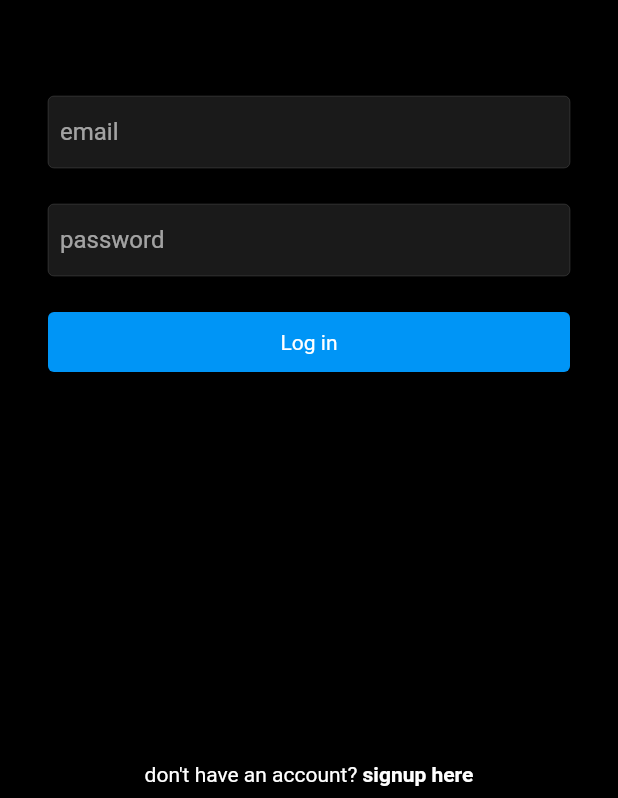
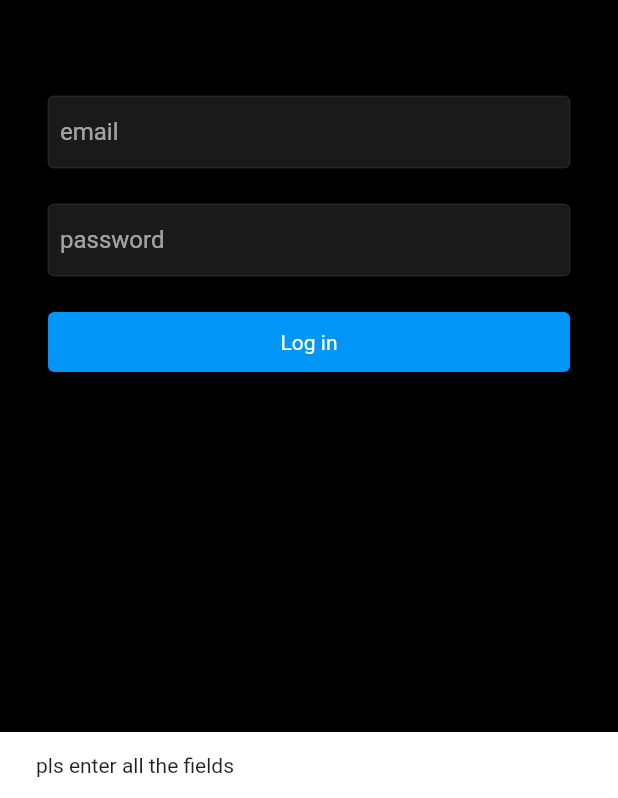
Before and after one commit to jessy521/instagram_clone, a Flutter app: the LogInPage screen opened directly, after a tap on "Log in", on a phone screen of 412 x 824 dp, the part 438-1236 px from its top. Run offline on Flutter 3.47's test engine with Material 2 defaults, Android fonts, the phone set to English and light mode, and no system bars; our stand-ins replace cloud_firestore, firebase_auth, firebase_core, firebase_storage, flutter_svg, image_picker; accounts and stored records are empty; network calls fail.

```diff
--- /dev/null
+++ b/lib/models/user_model.dart
@@ -0,0 +1,29 @@
+class User {
+  final String username;
+  final String email;
+  final String bio;
+  final String photoUrl;
+  final String uid;
+  final List followers;
+  final List following;
+
+  const User({
+    required this.username,
+    required this.email,
+    required this.bio,
+    required this.photoUrl,
+    required this.uid,
+    required this.followers,
+    required this.following,
+  });
+
+  Map<String, dynamic> toJson() => {
+        "username": username,
+        "email": email,
+        "bio": bio,
+        "photoUrl": photoUrl,
+        "uid": uid,
+        "followers": followers,
+        "following": following
+      };
+}
--- a/lib/resources/auth_method.dart
+++ b/lib/resources/auth_method.dart
@@ -3,6 +3,7 @@ import 'dart:typed_data';
 import 'package:cloud_firestore/cloud_firestore.dart';
 import 'package:firebase_auth/firebase_auth.dart';
 import 'package:instagram_clone/resources/storage_methods.dart';
+import 'package:instagram_clone/models/user_model.dart' as model;
 
 class AuthMethods {
   final FirebaseAuth _auth = FirebaseAuth.instance;
@@ -28,14 +29,19 @@ class AuthMethods {
             .uploadImageStorage('profilePic', file, false);
         // print(photoUrl);
 
-        await _fireStore.collection('users').doc(cred.user!.uid).set({
-          "username": userName,
-          "email": email,
-          "bio": bio,
-          "followers": [],
-          "following": [],
-          "file": photoUrl
-        });
+        model.User user = model.User(
+            uid: cred.user!.uid,
+            username: userName,
+            email: email,
+            bio: bio,
+            followers: [],
+            following: [],
+            photoUrl: photoUrl);
+
+        await _fireStore
+            .collection('users')
+            .doc(cred.user!.uid)
+            .set(user.toJson());
         res = "success";
       } else {
         res = "Please check out all the fields";
@@ -45,4 +51,26 @@ class AuthMethods {
     }
     return res;
   }
+
+  Future<String> loginUser(
+      {required String email, required String password}) async {
+    String res = "some error occured";
+    try {
+      if (email.isNotEmpty && password.isNotEmpty) {
+        await _auth.signInWithEmailAndPassword(
+            email: email, password: password);
+        res = "success";
+      } else {
+        res = "pls enter all the fields";
+      }
+    } on FirebaseAuthException catch (e) {
+      if (e.code == "invalid-email") {
+        res = "enter an email";
+      }
+    } catch (e) {
+      res = e.toString();
+    }
+
+    return res;
+  }
 }
--- a/lib/screens/login_screen.dart
+++ b/lib/screens/login_screen.dart
@@ -1,7 +1,14 @@
 import 'package:flutter/material.dart';
 import 'package:flutter_svg/flutter_svg.dart';
+import 'package:instagram_clone/resources/auth_method.dart';
+import 'package:instagram_clone/screens/signup_screen.dart';
 import 'package:instagram_clone/utils/colors.dart';
+import 'package:instagram_clone/utils/utils.dart';
 import 'package:instagram_clone/widget/text_field_input.dart';
+
+import '../responsive/mobile_screen_layout.dart';
+import '../responsive/responsive_layout_screen.dart';
+import '../responsive/web_screen_layout.dart';
 
 class LogInPage extends StatefulWidget {
   const LogInPage({super.key});
@@ -13,12 +20,45 @@ class LogInPage extends StatefulWidget {
 class _LogInPageState extends State<LogInPage> {
   final TextEditingController _emailController = TextEditingController();
   final TextEditingController _passwordController = TextEditingController();
+  bool _isLoading = false;
 
   @override
   void dispose() {
     super.dispose();
     _emailController.dispose();
     _passwordController.dispose();
+  }
+
+  void loginUser() async {
+    setState(() {
+      _isLoading = true;
+    });
+
+    String res = await AuthMethods().loginUser(
+        email: _emailController.text, password: _passwordController.text);
+    if (res == "success") {
+      Navigator.of(context).pushReplacement(
+        MaterialPageRoute(
+          builder: ((context) => const ResponsiveLayoutScreen(
+              webScreenLayout: WebScreenLayout(),
+              mobileScreenLayout: MobileScreenLayout())),
+        ),
+      );
+
+      setState(() {
+        _isLoading = false;
+      });
+    } else {
+      setState(() {
+        _isLoading = false;
+      });
+      showSnackbar(res, context);
+    }
+  }
+
+  void navigateToSignUp() {
+    Navigator.of(context)
+        .push(MaterialPageRoute(builder: (context) => const SignUpPage()));
   }
 
   @override
@@ -64,7 +104,9 @@ class _LogInPageState extends State<LogInPage> {
             ),
             // login button
             InkWell(
-              onTap: () {},
+              onTap: () {
+                loginUser();
+              },
               child: Container(
                 width: double.infinity,
                 alignment: Alignment.center,
@@ -74,7 +116,11 @@ class _LogInPageState extends State<LogInPage> {
                       borderRadius: BorderRadius.all(Radius.circular(4))),
                   color: blueColor,
                 ),
-                child: const Text("Log in"),
+                child: _isLoading
+                    ? const CircularProgressIndicator(
+                        color: primaryColor,
+                      )
+                    : const Text("Log in"),
               ),
             ),
             const SizedBox(
@@ -93,7 +139,9 @@ class _LogInPageState extends State<LogInPage> {
                     padding: const EdgeInsets.symmetric(vertical: 8),
                     child: const Text("don't have an account? ")),
                 GestureDetector(
-                  onTap: () {},
+                  onTap: () {
+                    navigateToSignUp();
+                  },
                   child: Container(
                     padding: const EdgeInsets.symmetric(vertical: 8),
                     child: const Text("signup here",
--- a/lib/utils/utils.dart
+++ b/lib/utils/utils.dart
@@ -13,5 +13,5 @@ pickImage(ImageSource source) async {
 
 showSnackbar(String content, BuildContext context) {
   ScaffoldMessenger.of(context).showSnackBar(
-      SnackBar(content: Text(content), duration: const Duration(seconds: 10)));
+      SnackBar(content: Text(content), duration: const Duration(seconds: 2)));
 }
```
Also changed, not shown: lib/main.dart (+24 -6 lines), lib/screens/signup_screen.dart (+21 -1 lines).
